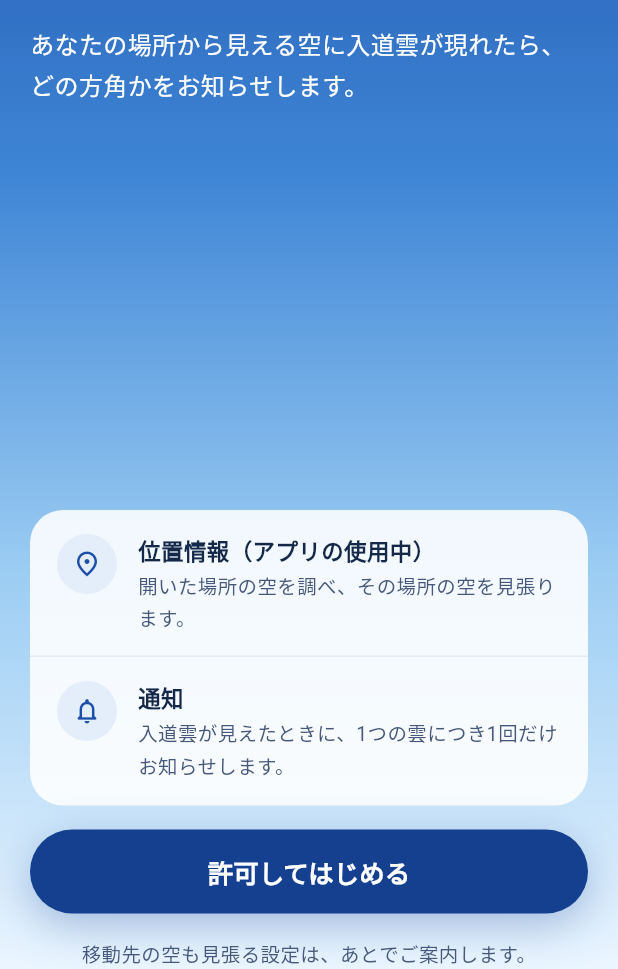
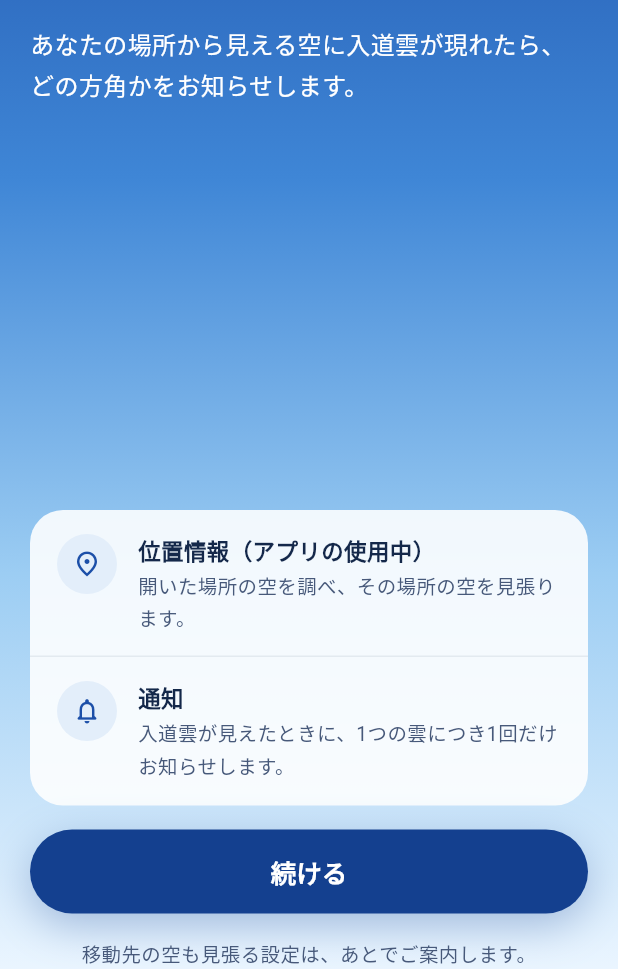
Before and after one commit to tsuchida-y/thunder_cloud_app, a Flutter app: the screen it shows after launch, after a tap on "スキップ", on a phone screen of 412 x 824 dp, the part 267-1236 px from its top. Run offline on Flutter 3.47's test engine with Material 3 defaults, Android fonts, the phone set to English and light mode, and no system bars; our stand-ins replace cloud_firestore, cloud_functions, firebase_auth, firebase_core, firebase_messaging, flutter_compass and 6 more; missing offline and left inert: firebase_app_check, home_widget, purchases_flutter; accounts and stored records are empty; generated files the repository leaves out were written again; Roboto replaces fonts that are missing (Zen Maru Gothic, Zen Old Mincho).

Commit message:
fix:許可のお願いの前の案内のボタンを「続ける」にする（審査 5.1.1(iv) の2回目の指摘）。ビルド番号を 2.0.0+13 にする
Co-Authored-By: Claude Sonnet 5.5 <noreply@anthropic.com>
Claude-Session: https://claude.ai/code/session_01N5EXJkkzTrSXffuBTQHK6K

```diff
--- a/lib/screens/home/always_allow_sheet.dart
+++ b/lib/screens/home/always_allow_sheet.dart
@@ -84,7 +84,7 @@ class AlwaysAllowSheet extends StatelessWidget {
             ),
             const SizedBox(height: 14),
             PrimaryButton(
-              label: '「常に」にする',
+              label: '続ける',
               onPressed: () async {
                 Navigator.of(context).pop();
                 await onAllow();
--- a/lib/screens/welcome/welcome_screen.dart
+++ b/lib/screens/welcome/welcome_screen.dart
@@ -94,7 +94,7 @@ class _WelcomeScreenState extends State<WelcomeScreen> {
             ),
           ),
           const SizedBox(height: 16),
-          PrimaryButton(label: '許可してはじめる', onPressed: _busy ? null : _allowAndStart),
+          PrimaryButton(label: '続ける', onPressed: _busy ? null : _allowAndStart),
           const SizedBox(height: 16),
           Text(
             '移動先の空も見張る設定は、あとでご案内します。',
--- a/lib/widgets/common/app_buttons.dart
+++ b/lib/widgets/common/app_buttons.dart
@@ -6,7 +6,7 @@ import '../../theme/app_theme.dart';
 
 /// いちばん大事な操作のボタン（高さ56・角丸28・紺）
 ///
-/// 例: 「雲の方角を調べる」「許可してはじめる」「写真を撮る」
+/// 例: 「雲の方角を調べる」「続ける」「写真を撮る」
 /// [compact] が true のときはカードの中の小さいボタン（高さ44・影なし、例: 「設定アプリを開く」）。
 class PrimaryButton extends StatelessWidget {
   final String label;
--- a/pubspec.yaml
+++ b/pubspec.yaml
@@ -1,7 +1,7 @@
 name: thunder_cloud_app
 description: "入道雲サーチアプリ - 美しい入道雲の発生を検出・通知する観賞・撮影支援アプリ"
 publish_to: "none" # Remove this line if you wish to publish to pub.dev
-version: 2.0.0+12
+version: 2.0.0+13
 
 environment:
   sdk: ^3.5.3
```
Also changed, not shown: 5 other files.
